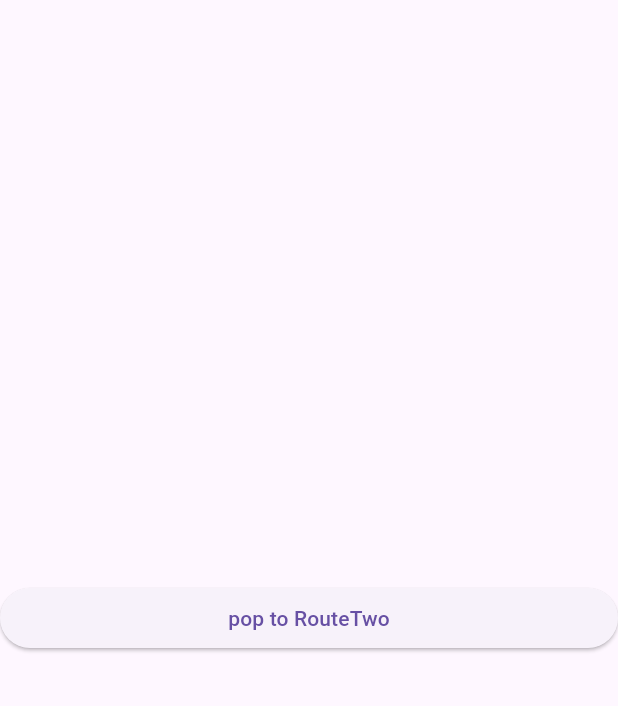
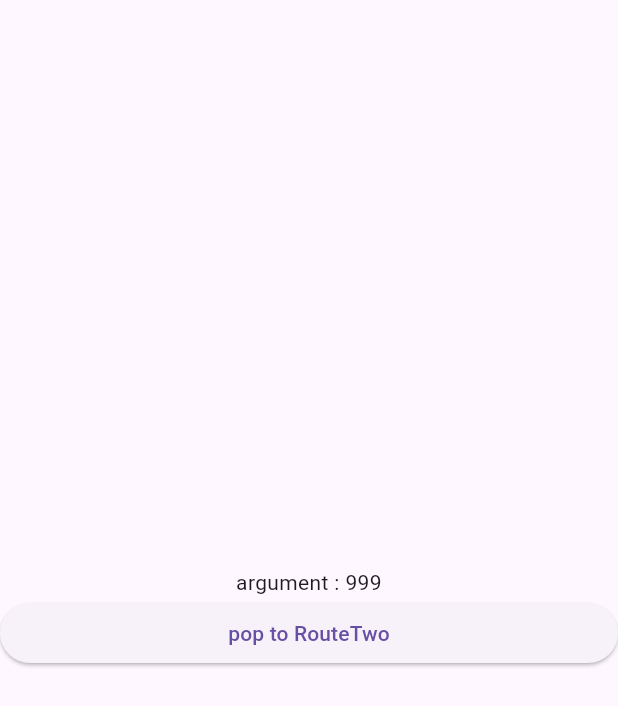
Before and after one commit to hugedreamhd/navigation, a Flutter app: the RouteTwoScreen screen opened by its route, after a tap on "Pust Named", on a phone screen of 412 x 824 dp. Shown: the top 706 px of the screen. Run offline on Flutter 3.47's test engine with Material 3 defaults, Android fonts, the phone set to English and light mode, and no system bars.

Commit message:
pushnamed에 argument를 이용해 routeThree에 값을 전달

```diff
--- a/lib/main.dart
+++ b/lib/main.dart
@@ -1,5 +1,3 @@
-import 'dart:js';
-
 import 'package:flutter/material.dart';
 import 'package:navigation/screen/home_screen.dart';
 import 'package:navigation/screen/route_one.dart';
--- a/lib/screen/route_three.dart
+++ b/lib/screen/route_three.dart
@@ -5,11 +5,17 @@ class RouteThreeScreen extends StatelessWidget {
 
   @override
   Widget build(BuildContext context) {
+    final argument = ModalRoute.of(context)!.settings.arguments;
+
     return Scaffold(
       body: Column(
         crossAxisAlignment: CrossAxisAlignment.stretch,
         mainAxisAlignment: MainAxisAlignment.center,
         children: [
+          Text(
+            'argument : ${argument}',
+            textAlign: TextAlign.center,
+          ),
           ElevatedButton(
             onPressed: () {
               Navigator.of(context).pop();
--- a/lib/screen/route_two.dart
+++ b/lib/screen/route_two.dart
@@ -35,7 +35,7 @@ class RouteTwoScreen extends StatelessWidget {
           ),
           ElevatedButton(
             onPressed: () {
-              Navigator.of(context).pushNamed('/three');
+              Navigator.of(context).pushNamed('/three', arguments: 999);
             },
             child: Text('Pust Named'),
           ),
```
Also changed, not shown: 1 other file.
